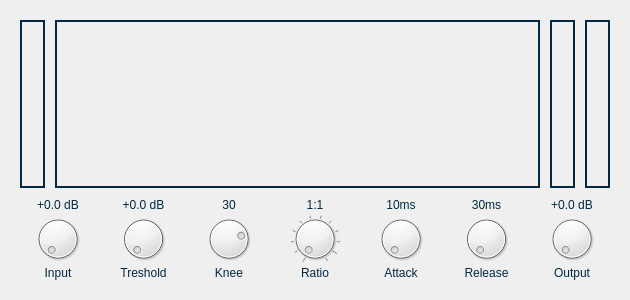
Qt form src/gui/audio_effects/compressoreffectwindow.ui (tom-23/Horizon) before a commit.
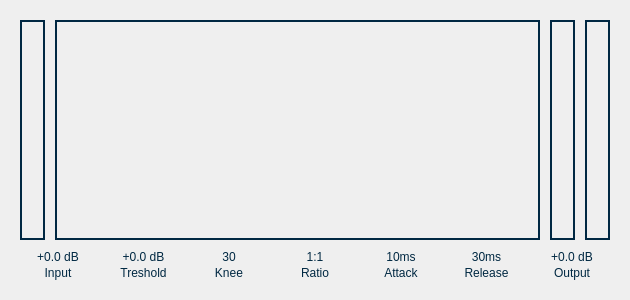
The same form after that commit. Icons and pictures are not drawn. Custom widgets are drawn as their Qt base class.

Patch:
```diff
--- a/src/gui/audio_effects/compressoreffectwindow.ui
+++ b/src/gui/audio_effects/compressoreffectwindow.ui
@@ -40,10 +40,10 @@
 }
 
 HorizonDial {
-	qproperty-texture: url(:/compressor/effects/compressor/knob.svg);
-qproperty-knobMargin: 0;
-qproperty-knobRadius:5;
-}</string>
+  background-color: transparent;
+  color: #27272B;
+  qproperty-arcColor: #27272B;
+  qproperty-arcWidth: 3; }</string>
   </property>
   <layout class="QVBoxLayout" name="verticalLayout">
    <property name="spacing">
@@ -143,28 +143,6 @@
             </property>
            </widget>
           </item>
-          <item>
-           <widget class="HorizonDial" name="dial">
-            <property name="maximumSize">
-             <size>
-              <width>16777215</width>
-              <height>50</height>
-             </size>
-            </property>
-            <property name="styleSheet">
-             <string notr="true"/>
-            </property>
-            <property name="orientation">
-             <enum>Qt::Horizontal</enum>
-            </property>
-            <property name="wrapping">
-             <bool>false</bool>
-            </property>
-            <property name="notchesVisible">
-             <bool>false</bool>
-            </property>
-           </widget>
-          </item>
           <item>
            <widget class="QLabel" name="label">
             <property name="text">
@@ -192,16 +170,6 @@
             </property>
            </widget>
           </item>
-          <item>
-           <widget class="HorizonDial" name="dial_2">
-            <property name="maximumSize">
-             <size>
-              <width>16777215</width>
-              <height>50</height>
-             </size>
-            </property>
-           </widget>
-          </item>
           <item>
            <widget class="QLabel" name="label_4">
             <property name="text">
@@ -229,22 +197,6 @@
             </property>
            </widget>
           </item>
-          <item>
-           <widget class="HorizonDial" name="dial_3">
-            <property name="maximumSize">
-             <size>
-              <width>16777215</width>
-              <height>50</height>
-             </size>
-            </property>
-            <property name="maximum">
-             <number>40</number>
-            </property>
-            <property name="value">
-             <number>30</number>
-            </property>
-           </widget>
-          </item>
           <item>
            <widget class="QLabel" name="label_6">
             <property name="text">
@@ -272,25 +224,6 @@
             </property>
            </widget>
           </item>
-          <item>
-           <widget class="HorizonDial" name="dial_5">
-            <property name="maximumSize">
-             <size>
-              <width>16777215</width>
-              <height>50</height>
-             </size>
-            </property>
-            <property name="minimum">
-             <number>1</number>
-            </property>
-            <property name="maximum">
-             <number>12</number>
-            </property>
-            <property name="notchesVisible">
-             <bool>true</bool>
-            </property>
-           </widget>
-          </item>
           <item>
            <widget class="QLabel" name="label_10">
             <property name="text">
@@ -318,22 +251,6 @@
             </property>
            </widget>
           </item>
-          <item>
-           <widget class="HorizonDial" name="dial_6">
-            <property name="maximumSize">
-             <size>
-              <width>16777215</width>
-              <height>50</height>
-             </size>
-            </property>
-            <property name="minimum">
-             <number>1</number>
-            </property>
-            <property name="maximum">
-             <number>12</number>
-            </property>
-           </widget>
-          </item>
           <item>
            <widget class="QLabel" name="label_12">
             <property name="text">
@@ -361,22 +278,6 @@
             </property>
            </widget>
           </item>
-          <item>
-           <widget class="HorizonDial" name="dial_7">
-            <property name="maximumSize">
-             <size>
-              <width>16777215</width>
-              <height>50</height>
-             </size>
-            </property>
-            <property name="minimum">
-             <number>1</number>
-            </property>
-            <property name="maximum">
-             <number>12</number>
-            </property>
-           </widget>
-          </item>
           <item>
            <widget class="QLabel" name="label_14">
             <property name="text">
@@ -404,16 +305,6 @@
             </property>
            </widget>
           </item>
-          <item>
-           <widget class="HorizonDial" name="dial_4">
-            <property name="maximumSize">
-             <size>
-              <width>16777215</width>
-              <height>50</height>
-             </size>
-            </property>
-           </widget>
-          </item>
           <item>
            <widget class="QLabel" name="label_8">
             <property name="text">
@@ -433,13 +324,6 @@
    </item>
   </layout>
  </widget>
- <customwidgets>
-  <customwidget>
-   <class>HorizonDial</class>
-   <extends>QDial</extends>
-   <header location="global">gui/ui_controls/horizondial.h</header>
-  </customwidget>
- </customwidgets>
  <resources/>
  <connections/>
 </ui>
```
Left out of the diff: 14 changed lines with no effect on the pictures.
